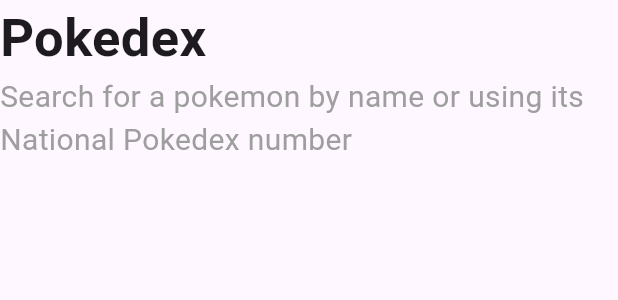
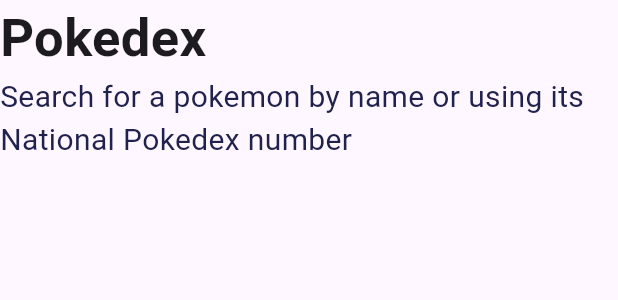
Before and after one commit to RafiiFirdaus/pokedex_app_0024, a Flutter app: what header() shows on an empty page, opened directly, on a phone screen of 412 x 824 dp. Shown: the top 300 px of the screen. Run offline on Flutter 3.47's test engine with Material 3 defaults, Android fonts, the phone set to English and light mode, and no system bars; network calls fail.

Commit message:
menambahkan number pada detail page dan mengganti warna font untuk number dan teks dibawah pokedex yang ada pada home page

```diff
--- a/lib/home_page.dart
+++ b/lib/home_page.dart
@@ -45,7 +45,7 @@ Widget header() {
       ),
       Text(
         'Search for a pokemon by name or using its National Pokedex number',
-        style: TextStyle(fontSize: 20, color: Colors.grey),
+        style: TextStyle(fontSize: 20, color: Color(0xFF20214c)),
       ),
     ],
   );
```
Also changed, not shown: lib/detail_page.dart (+18 -5 lines).
